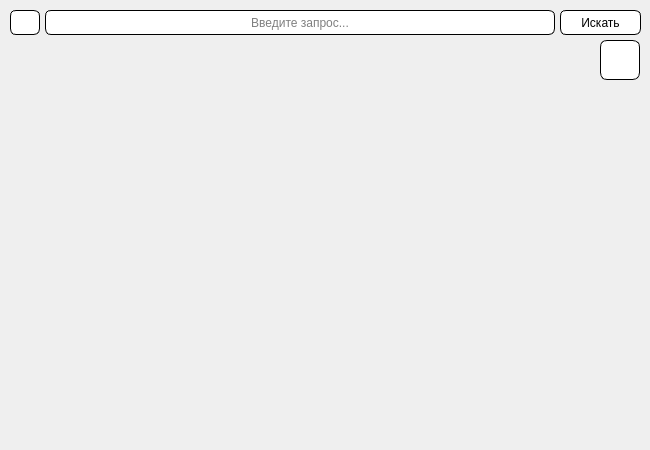
Above: main.ui from Daniil-Danone/yandex_API_Maps before the change. Below: the same form after it.
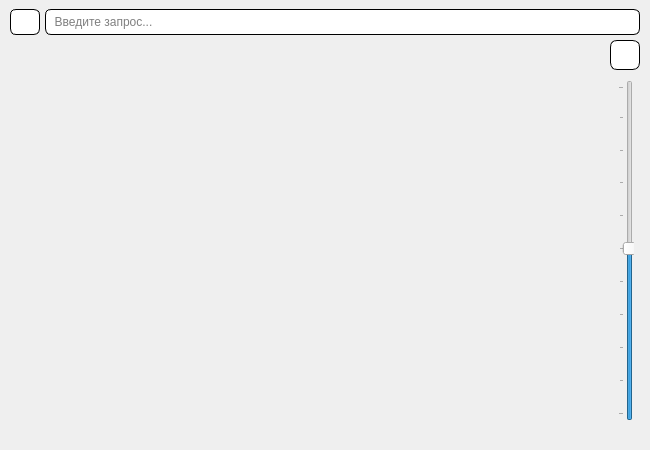
That is the form after the change.

What changed in the file:
```diff
--- a/main.ui
+++ b/main.ui
@@ -137,9 +137,9 @@
     <property name="geometry">
      <rect>
       <x>45</x>
-      <y>10</y>
-      <width>510</width>
-      <height>25</height>
+      <y>9</y>
+      <width>595</width>
+      <height>26</height>
      </rect>
     </property>
     <property name="mouseTracking">
@@ -164,22 +164,22 @@
      <number>0</number>
     </property>
     <property name="alignment">
-     <set>Qt::AlignCenter</set>
+     <set>Qt::AlignLeading|Qt::AlignLeft|Qt::AlignVCenter</set>
     </property>
     <property name="placeholderText">
-     <string>Введите запрос...</string>
+     <string>  Введите запрос...</string>
     </property>
     <property name="clearButtonEnabled">
-     <bool>true</bool>
+     <bool>false</bool>
     </property>
    </widget>
    <widget class="QPushButton" name="layers_butt">
     <property name="geometry">
      <rect>
-      <x>600</x>
+      <x>610</x>
       <y>40</y>
-      <width>40</width>
-      <height>40</height>
+      <width>30</width>
+      <height>30</height>
      </rect>
     </property>
     <property name="cursor">
@@ -197,10 +197,10 @@
    <widget class="QLabel" name="layers_icon">
     <property name="geometry">
      <rect>
-      <x>600</x>
+      <x>610</x>
       <y>40</y>
-      <width>40</width>
-      <height>40</height>
+      <width>30</width>
+      <height>30</height>
      </rect>
     </property>
     <property name="styleSheet">
@@ -220,10 +220,10 @@
    <widget class="QPushButton" name="search_butt">
     <property name="geometry">
      <rect>
-      <x>560</x>
+      <x>610</x>
       <y>10</y>
-      <width>81</width>
-      <height>25</height>
+      <width>24</width>
+      <height>24</height>
      </rect>
     </property>
     <property name="cursor">
@@ -233,45 +233,24 @@
      <string notr="true">border-style: outset;
 border-color: black;
 border-radius: 6px;
-border-width: 1px;
-background-color: rgb(255, 255, 255);
-
-
+background-color: rgba(255, 255, 255, 0);
 </string>
     </property>
     <property name="text">
-     <string>Искать</string>
+     <string/>
     </property>
    </widget>
    <widget class="QPushButton" name="menu_butt">
     <property name="geometry">
      <rect>
       <x>10</x>
-      <y>10</y>
+      <y>9</y>
       <width>30</width>
-      <height>25</height>
+      <height>26</height>
      </rect>
     </property>
     <property name="cursor">
      <cursorShape>PointingHandCursor</cursorShape>
-    </property>
-    <property name="styleSheet">
-     <string notr="true">border-style: outset;
-border-radius: 6px;
-</string>
-    </property>
-    <property name="text">
-     <string/>
-    </property>
-   </widget>
-   <widget class="QLabel" name="menu_icon">
-    <property name="geometry">
-     <rect>
-      <x>10</x>
-      <y>10</y>
-      <width>30</width>
-      <height>25</height>
-     </rect>
     </property>
     <property name="styleSheet">
      <string notr="true">border-style: outset;
@@ -286,8 +265,53 @@
     <property name="text">
      <string/>
     </property>
-    <property name="alignment">
-     <set>Qt::AlignCenter</set>
+   </widget>
+   <widget class="QPushButton" name="clear_butt">
+    <property name="geometry">
+     <rect>
+      <x>585</x>
+      <y>10</y>
+      <width>24</width>
+      <height>24</height>
+     </rect>
+    </property>
+    <property name="cursor">
+     <cursorShape>PointingHandCursor</cursorShape>
+    </property>
+    <property name="styleSheet">
+     <string notr="true">border-style: outset;
+border-color: black;
+border-radius: 6px;
+background-color: rgba(255, 255, 255, 0);
+</string>
+    </property>
+    <property name="text">
+     <string/>
+    </property>
+   </widget>
+   <widget class="QSlider" name="verticalSlider">
+    <property name="geometry">
+     <rect>
+      <x>618</x>
+      <y>80</y>
+      <width>16</width>
+      <height>341</height>
+     </rect>
+    </property>
+    <property name="sliderPosition">
+     <number>50</number>
+    </property>
+    <property name="tracking">
+     <bool>true</bool>
+    </property>
+    <property name="orientation">
+     <enum>Qt::Vertical</enum>
+    </property>
+    <property name="tickPosition">
+     <enum>QSlider::TicksAbove</enum>
+    </property>
+    <property name="tickInterval">
+     <number>10</number>
     </property>
    </widget>
    <zorder>map</zorder>
```
Left out of the diff: 5 changed lines with no effect on the pictures.
